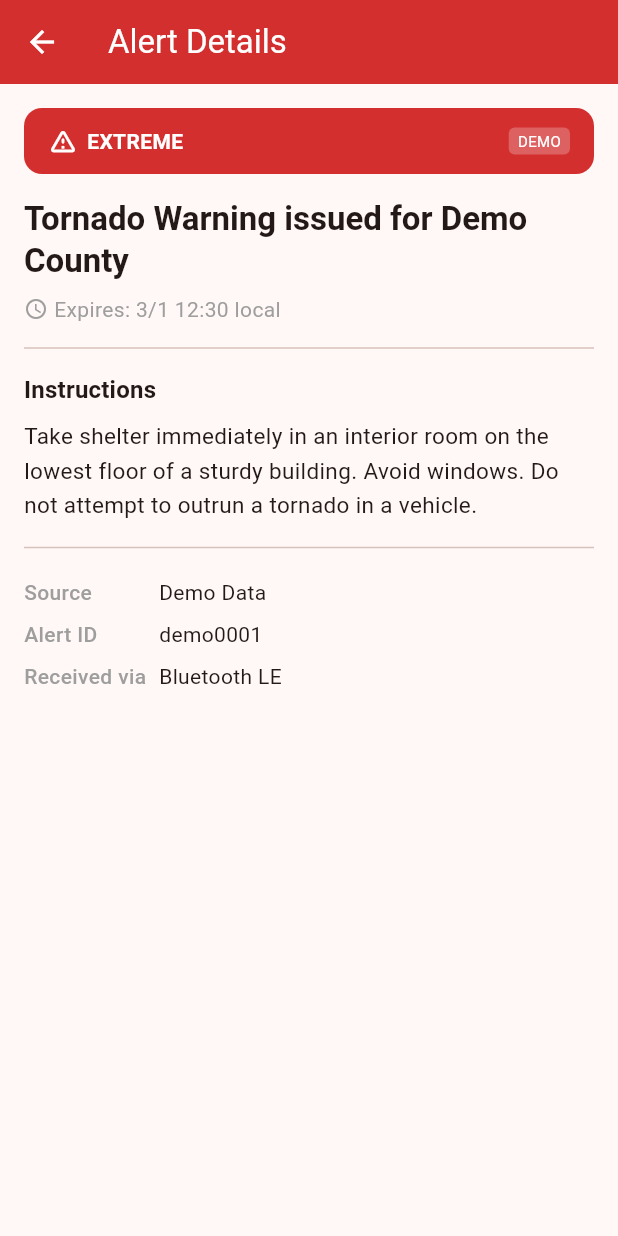
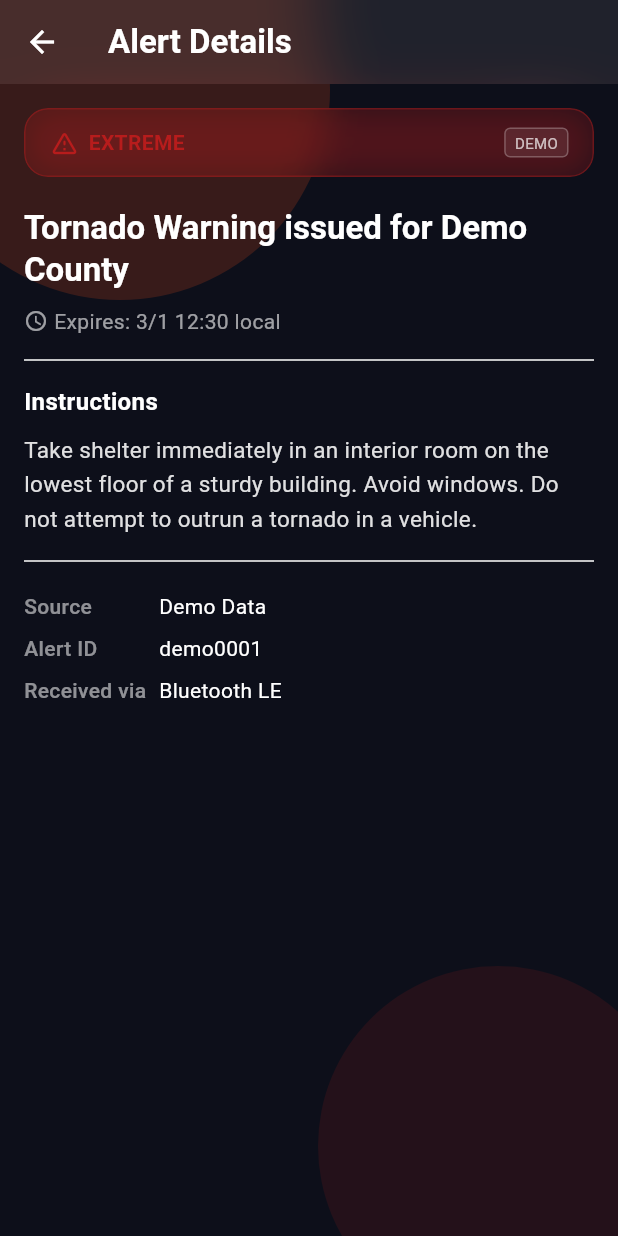
Before and after one commit to aadityad12/BeConnect3, a Flutter app: the AlertDetailScreen screen opened directly with sample values from the repository, on a phone screen of 412 x 824 dp. Run offline on Flutter 3.47's test engine with Material 3 defaults, Android fonts, the light colour scheme and no system bars; our stand-ins replace flutter_blue_plus, permission_handler, sqflite; missing offline and left inert: flutter_background_service; accounts and stored records are empty.

Commit message:
UI upgrades for better user experience (Jalebi)

```diff
--- a/lib/ble/gatt_server.dart
+++ b/lib/ble/gatt_server.dart
@@ -1,4 +1,5 @@
 import 'dart:convert';
+import 'dart:io';
 import 'package:flutter/services.dart';
 import '../data/alert_packet.dart';
 import '../ble_constants.dart';
@@ -19,8 +20,10 @@ class GattServer {
 
   static Future<void> start(AlertPacket alert) async {
     if (_running) return;
+    final jsonBytes = utf8.encode(jsonEncode(alert.toJson()));
+    final compressed = Uint8List.fromList(gzip.encode(jsonBytes));
     await _channel.invokeMethod<void>('startAdvertising', {
-      'alertJson':    jsonEncode(alert.toJson()),
+      'alertBytes':   compressed,
       'severityByte': severityToByte(alert.severity),
     });
     _running = true;
--- a/lib/ui/receiver/alert_detail_screen.dart
+++ b/lib/ui/receiver/alert_detail_screen.dart
@@ -1,19 +1,14 @@
+import 'dart:ui';
 import 'package:flutter/material.dart';
 import '../../data/alert_packet.dart';
+import '../theme/severity_colors.dart';
+import '../widgets/glass_container.dart';
+import '../widgets/glass_scaffold.dart';
 
 class AlertDetailScreen extends StatelessWidget {
   final AlertPacket alert;
 
   const AlertDetailScreen({super.key, required this.alert});
-
-  Color get _severityColor {
-    switch (alert.severity) {
-      case 'Extreme':  return Colors.red.shade700;
-      case 'Severe':   return Colors.orange.shade700;
-      case 'Moderate': return Colors.yellow.shade700;
-      default:         return Colors.grey;
-    }
-  }
 
   String _formatExpiry() {
     final dt = DateTime.fromMillisecondsSinceEpoch(alert.expires * 1000);
@@ -22,37 +17,56 @@ class AlertDetailScreen extends StatelessWidget {
 
   @override
   Widget build(BuildContext context) {
+    final color = SeverityColors.main(alert.severity);
     return Scaffold(
-      appBar: AppBar(
-        title: const Text('Alert Details'),
-        backgroundColor: _severityColor,
-        foregroundColor: Colors.white,
+      extendBodyBehindAppBar: true,
+      appBar: PreferredSize(
+        preferredSize: const Size.fromHeight(kToolbarHeight),
+        child: ClipRect(
+          child: BackdropFilter(
+            filter: ImageFilter.blur(sigmaX: 20, sigmaY: 20),
+            child: AppBar(
+              title: const Text(
+                'Alert Details',
+                style: TextStyle(color: Colors.white, fontWeight: FontWeight.bold),
               ),
-      body: SingleChildScrollView(
-        padding: const EdgeInsets.all(16),
+              backgroundColor: Colors.white.withAlpha(20),
+              elevation: 0,
+              iconTheme: const IconThemeData(color: Colors.white),
+            ),
+          ),
+        ),
+      ),
+      body: GlassScaffold(
+        child: SingleChildScrollView(
+          padding: const EdgeInsets.fromLTRB(16, kToolbarHeight + 16, 16, 24),
           child: Column(
             crossAxisAlignment: CrossAxisAlignment.start,
             children: [
               // Severity banner
-            Container(
-              width: double.infinity,
+              GlassContainer(
+                blur: true,
                 padding: const EdgeInsets.symmetric(vertical: 12, horizontal: 16),
-              decoration: BoxDecoration(
-                color: _severityColor,
-                borderRadius: BorderRadius.circular(12),
-              ),
-              child: Column(
-                crossAxisAlignment: CrossAxisAlignment.start,
+                tint: SeverityColors.tint(alert.severity),
+                borderColor: SeverityColors.border(alert.severity),
+                shadows: SeverityColors.hasGlow(alert.severity)
+                    ? [
+                        BoxShadow(
+                          color: color.withAlpha(77),
+                          blurRadius: 20,
+                          spreadRadius: 2,
+                        )
+                      ]
+                    : null,
+                child: Row(
                   children: [
-                  Row(
-                    children: [
-                      const Icon(Icons.warning_amber_rounded,
-                          color: Colors.white, size: 20),
+                    Icon(Icons.warning_amber_rounded,
+                        color: color, size: 20),
                     const SizedBox(width: 6),
                     Text(
                       alert.severity.toUpperCase(),
-                        style: const TextStyle(
-                            color: Colors.white,
+                      style: TextStyle(
+                          color: color,
                           fontWeight: FontWeight.bold,
                           fontSize: 14),
                     ),
@@ -62,55 +76,55 @@ class AlertDetailScreen extends StatelessWidget {
                         padding: const EdgeInsets.symmetric(
                             horizontal: 6, vertical: 2),
                         decoration: BoxDecoration(
-                            color: Colors.white24,
+                          color: Colors.white.withAlpha(20),
                           borderRadius: BorderRadius.circular(4),
+                          border: Border.all(color: Colors.white24),
                         ),
                         child: const Text('DEMO',
                             style: TextStyle(
-                                  color: Colors.white, fontSize: 10)),
-                        ),
-                    ],
+                                color: Colors.white70, fontSize: 10)),
                       ),
                   ],
                 ),
               ),
-            const SizedBox(height: 16),
+              const SizedBox(height: 20),
 
               // Headline
               Text(
                 alert.headline,
-              style: Theme.of(context)
-                  .textTheme
-                  .titleLarge
-                  ?.copyWith(fontWeight: FontWeight.bold),
+                style: Theme.of(context).textTheme.titleLarge?.copyWith(
+                      color: Colors.white,
+                      fontWeight: FontWeight.bold,
                     ),
-            const SizedBox(height: 8),
+              ),
+              const SizedBox(height: 10),
 
               // Expires
               Row(
                 children: [
-                const Icon(Icons.schedule, size: 16, color: Colors.grey),
+                  const Icon(Icons.schedule, size: 16, color: Colors.white60),
                   const SizedBox(width: 4),
                   Text(
                     'Expires: ${_formatExpiry()}',
-                  style: const TextStyle(color: Colors.grey),
+                    style: const TextStyle(color: Colors.white60),
                   ),
                 ],
               ),
               const Divider(height: 32),
 
               // Instructions
-            Text(
+              const Text(
                 'Instructions',
-              style: Theme.of(context)
-                  .textTheme
-                  .titleMedium
-                  ?.copyWith(fontWeight: FontWeight.bold),
+                style: TextStyle(
+                    color: Colors.white,
+                    fontWeight: FontWeight.bold,
+                    fontSize: 16),
               ),
-            const SizedBox(height: 8),
+              const SizedBox(height: 10),
               Text(
                 alert.instructions,
-              style: const TextStyle(fontSize: 15, height: 1.5),
+                style: const TextStyle(
+                    color: Color(0xDEFFFFFF), fontSize: 15, height: 1.5),
               ),
               const Divider(height: 32),
 
@@ -128,6 +142,7 @@ class AlertDetailScreen extends StatelessWidget {
                 value: 'Bluetooth LE',
               ),
             ],
+          ),
         ),
       ),
     );
@@ -151,9 +166,12 @@ class _MetaRow extends StatelessWidget {
             width: 90,
             child: Text(label,
                 style: const TextStyle(
-                    fontWeight: FontWeight.w500, color: Colors.grey)),
+                    fontWeight: FontWeight.w500, color: Colors.white54)),
           ),
-          Expanded(child: Text(value)),
+          Expanded(
+            child: Text(value,
+                style: const TextStyle(color: Colors.white)),
+          ),
         ],
       ),
     );
--- /dev/null
+++ b/lib/ui/theme/severity_colors.dart
@@ -0,0 +1,22 @@
+import 'package:flutter/material.dart';
+
+class SeverityColors {
+  static const extreme  = Color(0xFFB71C1C); // deep crimson
+  static const severe   = Color(0xFFE64A19); // deep orange-red
+  static const moderate = Color(0xFFFF8F00); // amber
+  static const _muted   = Color(0xFF546E7A); // slate (minor/unknown)
+
+  static Color main(String severity) {
+    switch (severity) {
+      case 'Extreme':  return extreme;
+      case 'Severe':   return severe;
+      case 'Moderate': return moderate;
+      default:         return _muted;
+    }
+  }
+
+  static Color tint(String severity)   => main(severity).withAlpha(31);  // ~12%
+  static Color border(String severity) => main(severity).withAlpha(102); // ~40%
+  static bool  hasGlow(String severity) =>
+      severity == 'Extreme' || severity == 'Severe';
+}
--- /dev/null
+++ b/lib/ui/widgets/glass_container.dart
@@ -0,0 +1,60 @@
+import 'dart:ui';
+import 'package:flutter/material.dart';
+
+/// A frosted-glass container widget.
+///
+/// Set [blur] to false for items inside list builders to avoid jank —
+/// glass colour + border still gives the glass aesthetic without
+/// the BackdropFilter performance cost.
+class GlassContainer extends StatelessWidget {
+  final Widget child;
+  final double? width;
+  final double? height;
+  final EdgeInsetsGeometry? padding;
+  final BorderRadius borderRadius;
+  final Color? tint;        // background fill — default: white 8%
+  final Color? borderColor; // border colour  — default: white 15%
+  final List<BoxShadow>? shadows;
+  final bool blur;          // false disables BackdropFilter
+
+  const GlassContainer({
+    super.key,
+    required this.child,
+    this.width,
+    this.height,
+    this.padding,
+    this.borderRadius = const BorderRadius.all(Radius.circular(16)),
+    this.tint,
+    this.borderColor,
+    this.shadows,
+    this.blur = true,
+  });
+
+  @override
+  Widget build(BuildContext context) {
+    final box = Container(
+      width: width,
+      height: height,
+      padding: padding,
+      decoration: BoxDecoration(
+        color: tint ?? Colors.white.withAlpha(20),          // ~8%
+        borderRadius: borderRadius,
+        border: Border.all(
+          color: borderColor ?? Colors.white.withAlpha(38), // ~15%
+        ),
+        boxShadow: shadows,
+      ),
+      child: child,
+    );
+
+    if (!blur) return box;
+
+    return ClipRRect(
+      borderRadius: borderRadius,
+      child: BackdropFilter(
+        filter: ImageFilter.blur(sigmaX: 12, sigmaY: 12),
+        child: box,
+      ),
+    );
+  }
+}
--- /dev/null
+++ b/lib/ui/widgets/glass_scaffold.dart
@@ -0,0 +1,61 @@
+import 'package:flutter/material.dart';
+import 'package:flutter/services.dart';
+
+/// Dark-navy base layer with two warm gradient blobs.
+///
+/// Wrap every screen's Scaffold body in this widget so BackdropFilter
+/// panels have real colour to blur against.
+class GlassScaffold extends StatelessWidget {
+  final Widget child;
+
+  const GlassScaffold({super.key, required this.child});
+
+  @override
+  Widget build(BuildContext context) {
+    return AnnotatedRegion<SystemUiOverlayStyle>(
+      value: SystemUiOverlayStyle.light.copyWith(
+        statusBarColor: Colors.transparent,
+        systemNavigationBarColor: Colors.transparent,
+      ),
+      child: Stack(
+        children: [
+          // Dark navy base
+          Container(color: const Color(0xFF0D0F1A)),
+          // Top-left warm blob
+          const Positioned(
+            top: -80,
+            left: -60,
+            child: _Blob(color: Color(0x33E64A19), size: 280),
+          ),
+          // Bottom-right crimson blob
+          const Positioned(
+            bottom: -60,
+            right: -40,
+            child: _Blob(color: Color(0x22B71C1C), size: 240),
+          ),
+          // Screen content
+          child,
+        ],
+      ),
+    );
+  }
+}
+
+class _Blob extends StatelessWidget {
+  final Color color;
+  final double size;
+
+  const _Blob({required this.color, required this.size});
+
+  @override
+  Widget build(BuildContext context) {
+    return Container(
+      width: size,
+      height: size,
+      decoration: BoxDecoration(
+        shape: BoxShape.circle,
+        color: color,
+      ),
+    );
+  }
+}
```
Also changed, not shown: lib/ble/gatt_client.dart (+12 -1 lines), lib/main.dart (+16 -1 lines), lib/ui/home_screen.dart (+105 -59 lines), 5 other files. Lines whose indentation alone changed are shown as unchanged.
